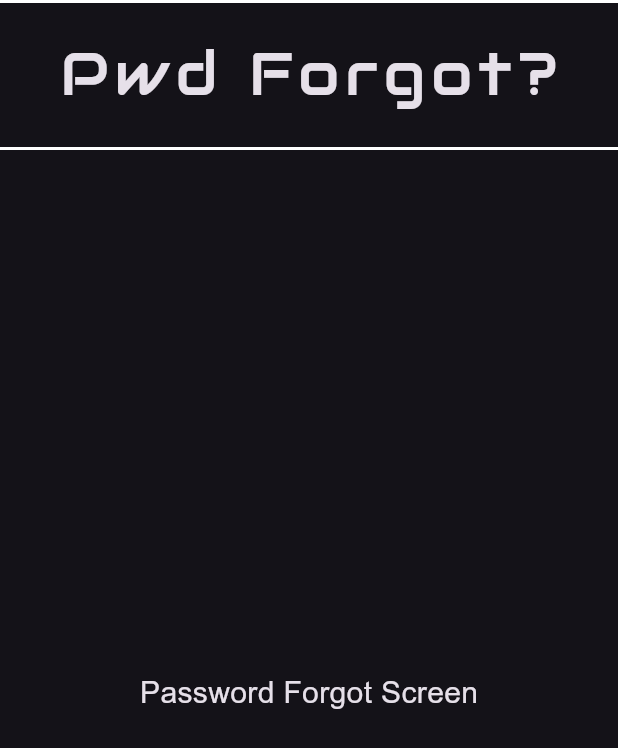
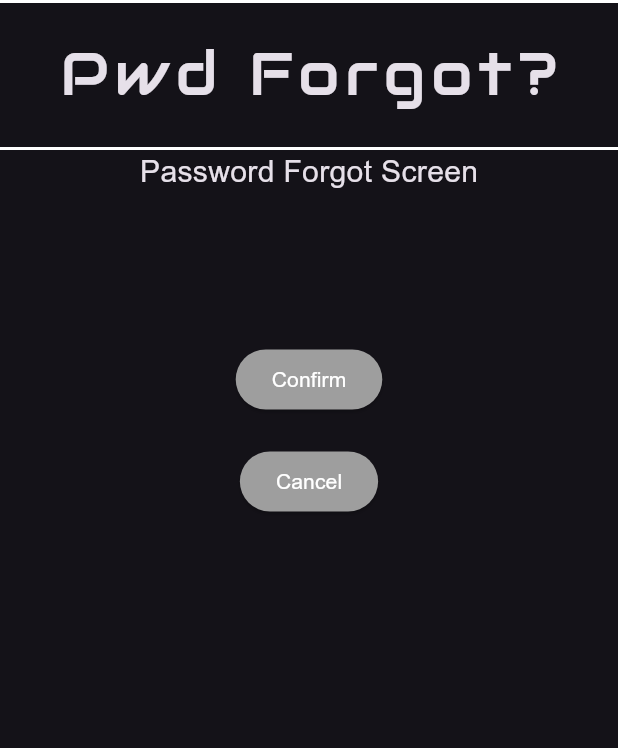
Before and after one commit to fabianStro/Project_ATVPG, a Flutter app: the PasswordForgotWidget screen opened by its route, on a phone screen of 412 x 824 dp. Shown: the top 748 px of the screen. Run offline on Flutter 3.47's test engine with Material 3 defaults, Android fonts, the phone set to English and light mode, and no system bars; our stand-ins replace firebase_core; accounts and stored records are empty.

Commit message:
GitIgnore angepasst, Update login, notification,profile, registry new passwordforgot

```diff
--- a/lib/passwordForgot.dart
+++ b/lib/passwordForgot.dart
@@ -22,9 +22,57 @@ class _PasswordForgotWidgetState extends State<PasswordForgotWidget> {
           centerTitle: true,
           title: Text('Pwd Forgot?', style: TextStyle(fontSize: 40.0, letterSpacing: 4.0, fontFamily: 'Audiowide')),
         ), // AppBar
-        body: Center(
-          child: Text('Password Forgot Screen', style: TextStyle(fontSize: 20.0, fontFamily: 'Arial')),
-        ), // Center
+        body: Column(
+          children: [
+            Center(
+              child: Text('Password Forgot Screen', style: TextStyle(fontSize: 20.0, fontFamily: 'Arial')),
+            ), // Center
+            SizedBox(height: 100.0),
+            Center(
+              child: Column(
+                children: [
+                  SizedBox(
+                    width: 200.0,
+                    child: Center(
+                      child: ElevatedButton(
+                        onPressed: () {
+                          Navigator.pushNamed(context, '/start');
+                        },
+                        style: ElevatedButton.styleFrom(alignment: Alignment.center, backgroundColor: Colors.grey),
+                        child: Text(
+                          'Confirm',
+                          style: TextStyle(color: Colors.white, fontFamily: 'Arial'),
+                        ), // Text
+                      ), // ElevatedButton
+                    ), // Center
+                  ), // SizedBox
+                ], // children
+              ), // Column
+            ), // Center
+            SizedBox(height: 20.0),
+            Center(
+              child: Column(
+                children: [
+                  SizedBox(
+                    width: 200.0,
+                    child: Center(
+                      child: ElevatedButton(
+                        onPressed: () {
+                          Navigator.pushNamed(context, '/home');
+                        },
+                        style: ElevatedButton.styleFrom(alignment: Alignment.center, backgroundColor: Colors.grey),
+                        child: Text(
+                          'Cancel',
+                          style: TextStyle(color: Colors.white, fontFamily: 'Arial'),
+                        ), // Text
+                      ), // ElevatedButton
+                    ), // Center
+                  ), // SizedBox
+                ], // children
+              ), // Column
+            ), // Center
+          ], // children
+        ), // Column
       ), // Scaffold
     ); // SafeArea
   }
--- a/lib/registry.dart
+++ b/lib/registry.dart
@@ -45,6 +45,7 @@ class _RegistryWidgetState extends State<RegistryWidget> {
                 child: Column(
                   children: [
                     TextField(
+                      autocorrect: false,
                       decoration: InputDecoration(
                         contentPadding: EdgeInsets.only(top: 16.0),
                         border: OutlineInputBorder(borderRadius: BorderRadius.circular(25.0)),
@@ -53,6 +54,7 @@ class _RegistryWidgetState extends State<RegistryWidget> {
                     ), // TextField
                     SizedBox(height: 20.0),
                     TextField(
+                      autocorrect: false,
                       decoration: InputDecoration(
                         contentPadding: EdgeInsets.only(top: 16.0),
                         border: OutlineInputBorder(borderRadius: BorderRadius.circular(25.0)),
@@ -61,6 +63,7 @@ class _RegistryWidgetState extends State<RegistryWidget> {
                     ), // TextField
                     SizedBox(height: 20.0),
                     TextField(
+                      autocorrect: false,
                       decoration: InputDecoration(
                         contentPadding: EdgeInsets.only(top: 16.0),
                         border: OutlineInputBorder(borderRadius: BorderRadius.circular(25.0)),
@@ -69,6 +72,7 @@ class _RegistryWidgetState extends State<RegistryWidget> {
                     ), // TextField
                     SizedBox(height: 20.0),
                     TextField(
+                      autocorrect: false,
                       obscureText: true,
                       decoration: InputDecoration(
                         contentPadding: EdgeInsets.only(top: 16.0),
@@ -78,6 +82,7 @@ class _RegistryWidgetState extends State<RegistryWidget> {
                     ), // TextField
                     SizedBox(height: 20.0),
                     TextField(
+                      autocorrect: false,
                       obscureText: true,
                       decoration: InputDecoration(
                         contentPadding: EdgeInsets.only(top: 16.0),
--- a/pubspec.yaml
+++ b/pubspec.yaml
@@ -7,6 +7,7 @@ environment:
   sdk: ^3.9.2
 
 dependencies:
+  firebase_auth: ^6.1.2
   firebase_core: ^4.2.1
   flutter:
     sdk: flutter
```
Also changed, not shown: lib/login.dart (+5 -2 lines), lib/notification.dart (+33 -4 lines), lib/profile.dart (+10 -11 lines), pubspec.lock, 4 other files.
